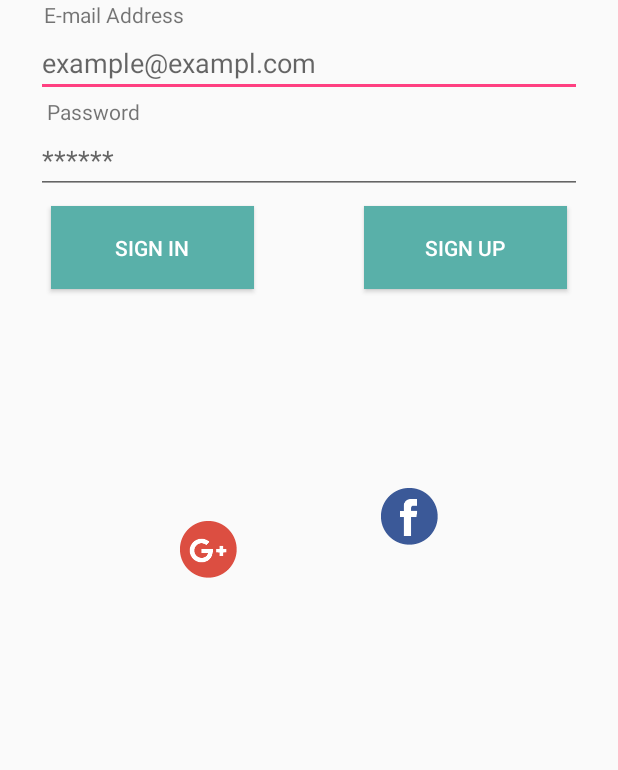
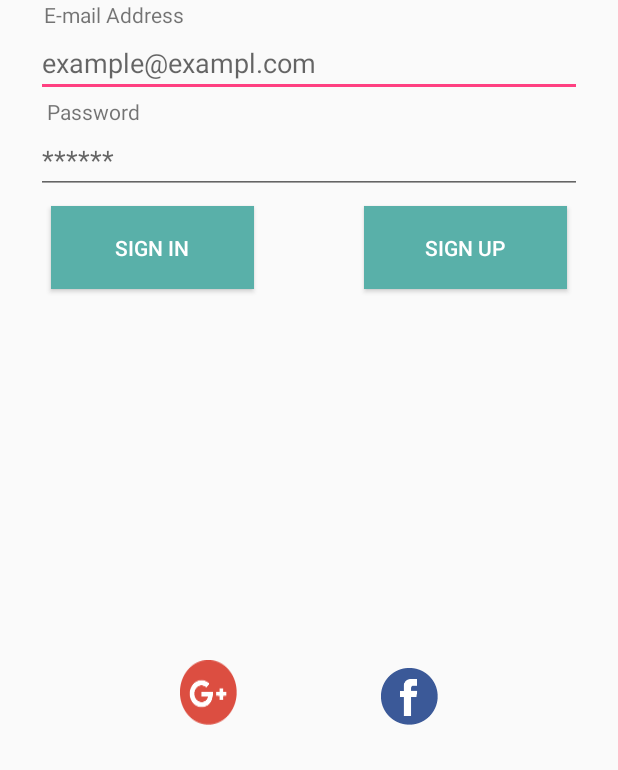
Before and after one commit to ShimaaSamirAdly/TalentedInc, an Android app: the screen it shows after launch (LoginActivity), on a phone screen of 412 x 824 dp, the part 466-1236 px from its top. Run offline under Robolectric (Android 15) with nearby library versions, the light colour scheme and no system bars; libraries missing offline, so code that uses them is left out: com.facebook, com.facebook.login; plain views replace LoginButton; 6 statements that could not run were skipped.

Commit message:
last isa

```diff
--- a/app/src/main/res/layout-xhdpi/activity_main.xml
+++ b/app/src/main/res/layout-xhdpi/activity_main.xml
@@ -154,26 +154,20 @@
         android:id="@+id/fb"
         android:layout_width="wrap_content"
         android:layout_height="wrap_content"
-        android:layout_marginBottom="20dp"
+        android:layout_marginBottom="30dp"
         android:layout_marginEnd="120dp"
-        android:layout_marginTop="50dp"
         android:background="@drawable/facebook"
         app:layout_constraintBottom_toBottomOf="parent"
-        app:layout_constraintEnd_toEndOf="parent"
-        app:layout_constraintTop_toBottomOf="@+id/signUpBtn"
-        app:layout_constraintVertical_bias="0.39" />
+        app:layout_constraintEnd_toEndOf="parent" />
 
     <ImageView
         android:id="@+id/google"
         android:layout_width="wrap_content"
-        android:layout_height="wrap_content"
+        android:layout_height="43dp"
         android:layout_marginBottom="30dp"
         android:layout_marginStart="120dp"
-        android:layout_marginTop="50dp"
         android:background="@drawable/google"
         app:layout_constraintBottom_toBottomOf="parent"
-        app:layout_constraintStart_toStartOf="parent"
-        app:layout_constraintTop_toBottomOf="@+id/login_btn"
-        app:layout_constraintVertical_bias="0.516" />
+        app:layout_constraintStart_toStartOf="parent" />
 
 </android.support.constraint.ConstraintLayout>
```
